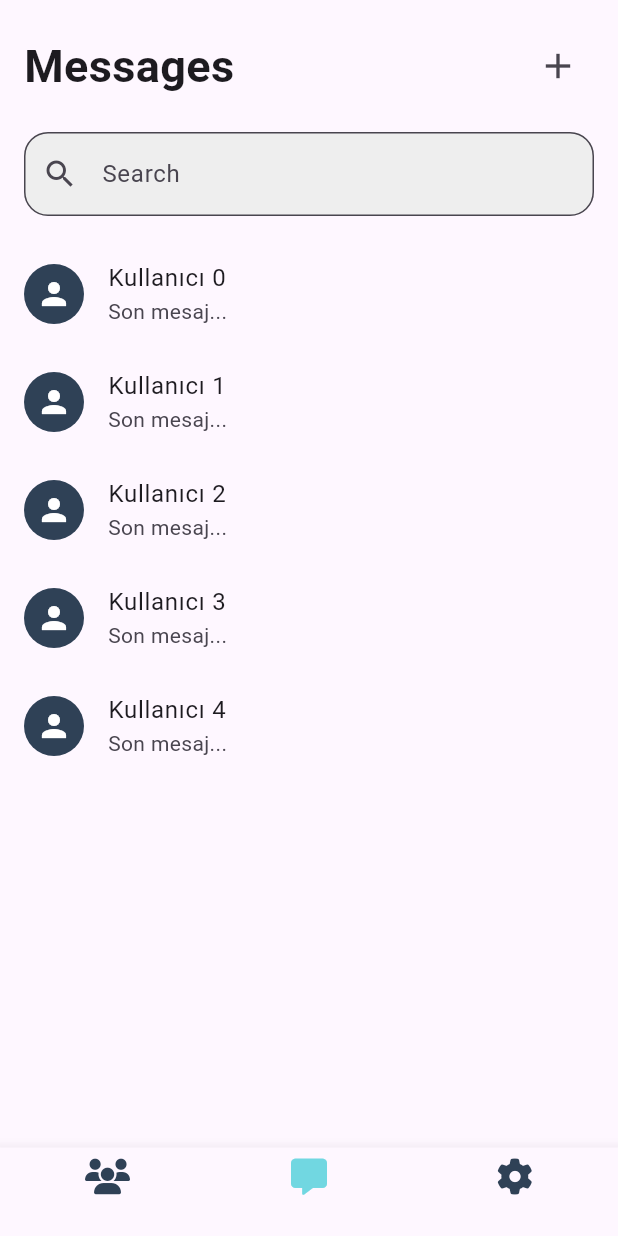
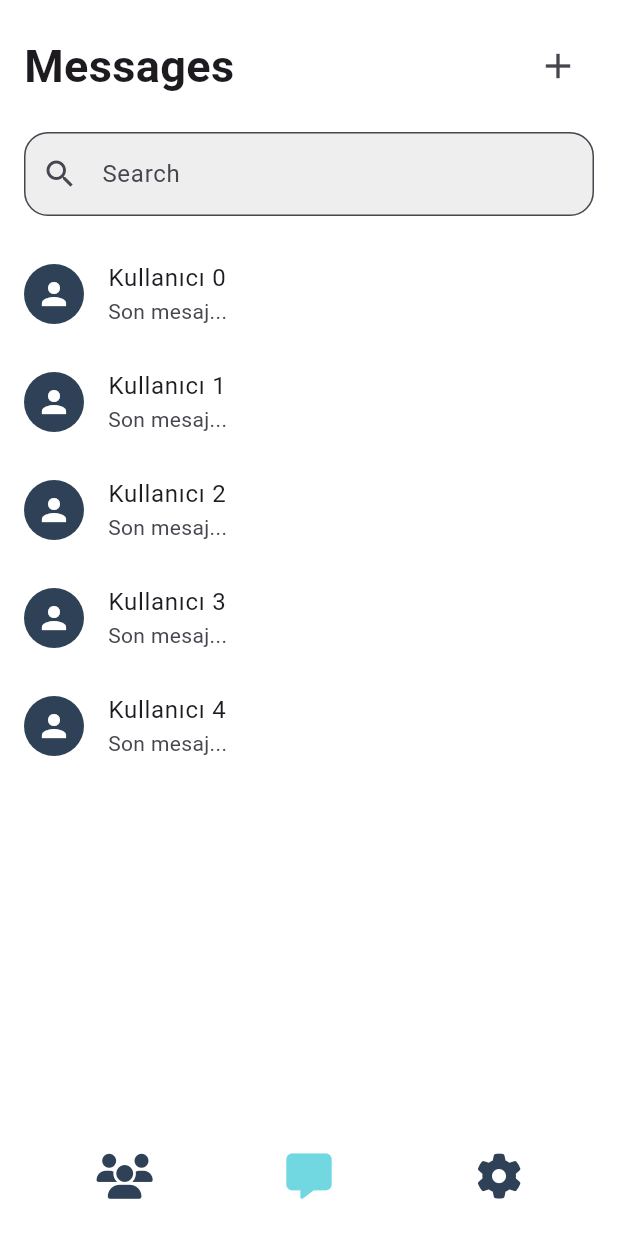
Before and after one commit to miracmuberragul/chatly_frontend, a Flutter app: the MessagesPage screen opened by its route, on a phone screen of 412 x 824 dp. Run offline on Flutter 3.47's test engine with Material 3 defaults, Android fonts, the phone set to English and light mode, and no system bars; our stand-ins replace cloud_firestore, firebase_auth, firebase_core, font_awesome_flutter, google_sign_in, sign_in_with_apple; accounts and stored records are empty.

Commit message:
editing messages screen

```diff
--- a/chatly/lib/main.dart
+++ b/chatly/lib/main.dart
@@ -37,7 +37,6 @@ class MyApp extends StatelessWidget {
       routes: {
         '/': (context) => const SplashScreen(),
         '/messages': (context) => const MessagesPage(),
-        '/contacts': (context) => const AddChatContactPage(),
       },
     );
   }
--- a/chatly/lib/screens/messages_page.dart
+++ b/chatly/lib/screens/messages_page.dart
@@ -1,3 +1,4 @@
+import 'package:chatly/screens/add_chat_contact.dart';
 import 'package:flutter/material.dart';
 import 'package:font_awesome_flutter/font_awesome_flutter.dart';
 import 'chat_screen.dart'; // ChatScreen dosyanı import etmeyi unutma
@@ -15,6 +16,7 @@ class _MessagesPageState extends State<MessagesPage> {
   @override
   Widget build(BuildContext context) {
     return Scaffold(
+      backgroundColor: Colors.white,
       body: SafeArea(
         child: Column(
           children: [
@@ -34,7 +36,12 @@ class _MessagesPageState extends State<MessagesPage> {
                   IconButton(
                     icon: const Icon(Icons.add, size: 28),
                     onPressed: () {
-                      Navigator.pushNamed(context, '/contacts');
+                      Navigator.push(
+                        context,
+                        MaterialPageRoute(
+                          builder: (context) => const AddChatContactPage(),
+                        ),
+                      );
                     },
                   ),
                 ],
@@ -103,27 +110,37 @@ class _MessagesPageState extends State<MessagesPage> {
       ),
 
       //  Alt Navigation Bar
-      bottomNavigationBar: BottomNavigationBar(
-        currentIndex: _selectedIndex,
-        onTap: (index) {
-          setState(() {
-            _selectedIndex = index;
-          });
-        },
-        items: const [
-          BottomNavigationBarItem(
-            icon: Icon(FontAwesomeIcons.users, color: Color(0xFF2F4156)),
-            label: '',
-          ),
-          BottomNavigationBarItem(
-            icon: Icon(FontAwesomeIcons.solidMessage, color: Color(0xFF71D7E1)),
-            label: '',
-          ),
-          BottomNavigationBarItem(
-            icon: Icon(FontAwesomeIcons.gear, color: Color(0xFF2F4156)),
-            label: '',
-          ),
-        ],
+      bottomNavigationBar: BottomAppBar(
+        color: Colors.white,
+        child: Row(
+          mainAxisAlignment: MainAxisAlignment.spaceAround,
+          children: [
+            IconButton(
+              icon: const Icon(
+                FontAwesomeIcons.users,
+                color: Color(0xFF2F4156),
+                size: 30,
+              ),
+              onPressed: () {},
+            ),
+            IconButton(
+              icon: const Icon(
+                FontAwesomeIcons.solidMessage,
+                color: Color(0xFF71D7E1),
+                size: 30,
+              ),
+              onPressed: () {},
+            ),
+            IconButton(
+              icon: const Icon(
+                FontAwesomeIcons.gear,
+                color: Color(0xFF2F4156),
+                size: 30,
+              ),
+              onPressed: () {},
+            ),
+          ],
+        ),
       ),
     );
   }
```
